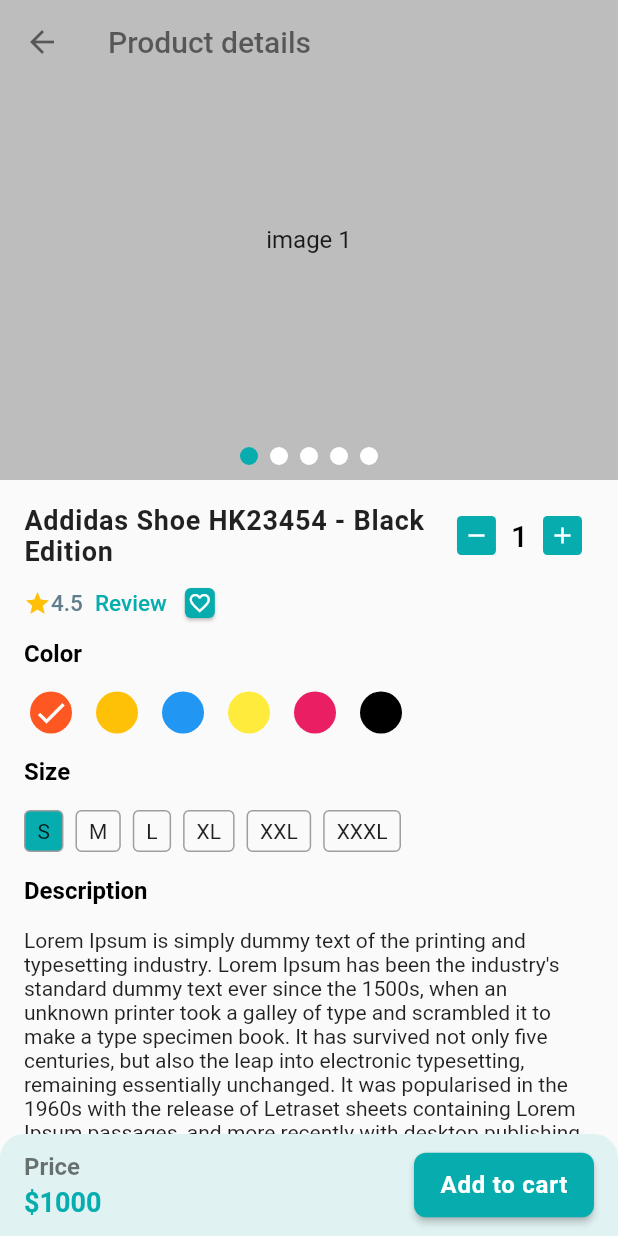
After one commit to RafatMeraz/ostad-flutter-batch-three, a Flutter app: the ProductDetailsScreen screen opened directly, on a phone screen of 412 x 824 dp. The commit adds this screen. Run offline on Flutter 3.47's test engine with Material 2 defaults, Android fonts, the phone set to English and light mode, and no system bars; drawn by our look-alikes of carousel_slider; our stand-ins replace flutter_svg, get, location, pin_code_fields; statements that could not run were skipped.

Commit message:
product details ui has been added

```diff
--- /dev/null
+++ b/ecommerce/lib/presentation/ui/screens/product_details_screen.dart
@@ -0,0 +1,259 @@
+import 'package:ecommerce/presentation/ui/utility/app_colors.dart';
+import 'package:ecommerce/presentation/ui/widgets/custom_stepper.dart';
+import 'package:ecommerce/presentation/ui/widgets/home/product_image_slider.dart';
+import 'package:flutter/material.dart';
+
+class ProductDetailsScreen extends StatefulWidget {
+  const ProductDetailsScreen({super.key});
+
+  @override
+  State<ProductDetailsScreen> createState() => _ProductDetailsScreenState();
+}
+
+class _ProductDetailsScreenState extends State<ProductDetailsScreen> {
+
+  List<Color> colors = [
+    Colors.deepOrange,
+    Colors.amber,
+    Colors.blue,
+    Colors.yellow,
+    Colors.pink,
+    Colors.black,
+  ];
+
+  List<String> sizes = [
+    'S',
+    'M',
+    'L',
+    'XL',
+    'XXL',
+    'XXXL'
+  ];
+
+  int _selectedColorIndex = 0;
+  int _selectedSizeIndex = 0;
+
+  @override
+  Widget build(BuildContext context) {
+    return Scaffold(
+      body: SafeArea(
+        child: Column(
+          children: [
+            Expanded(
+              child: SingleChildScrollView(
+                child: Column(
+                  children: [
+                    Stack(
+                      children: [
+                        const ProductImageSlider(),
+                        AppBar(
+                          leading: const BackButton(
+                            color: Colors.black54,
+                          ),
+                          title: const Text('Product details', style: TextStyle(
+                            color: Colors.black54
+                          ),),
+                          backgroundColor: Colors.transparent,
+                          elevation: 0,
+                        ),
+                      ],
+                    ),
+                    Padding(
+                      padding: const EdgeInsets.all(16),
+                      child: Column(
+                        crossAxisAlignment: CrossAxisAlignment.start,
+                        children: [
+                          Row(
+                            children: [
+                              const Expanded(child: Text('Addidas Shoe HK23454 - Black Edition', style: TextStyle(
+                                fontSize: 18,
+                                fontWeight: FontWeight.w700,
+                                letterSpacing: 0.5
+                              ),)),
+                              CustomStepper(
+                                  lowerLimit: 1,
+                                  upperLimit: 10,
+                                  stepValue: 1,
+                                  value: 1,
+                                  onChange: (newValue) {
+                                    print(newValue);
+                                  })
+                            ],
+                          ),
+                          Row(
+                            children: [
+                              const Wrap(
+                                crossAxisAlignment: WrapCrossAlignment.center,
+                                children: [
+                                  Icon(
+                                    Icons.star,
+                                    size: 18,
+                                    color: Colors.amber,
+                                  ),
+                                  Text(
+                                    '4.5',
+                                    style: TextStyle(
+                                        overflow: TextOverflow.ellipsis,
+                                        fontSize: 15,
+                                        fontWeight: FontWeight.w500,
+                                        color: Colors.blueGrey),
+                                  ),
+                                ],
+                              ),
+                              TextButton(
+                                onPressed: () {  },
+                                child: const Text(
+                                  'Review',
+                                  style: TextStyle(
+                                      fontSize: 15,
+                                      color: AppColors.primaryColor,
+                                      fontWeight: FontWeight.w500),
+                                ),
+                              ),
+                              const Card(
+                                color: AppColors.primaryColor,
+                                child: Padding(
+                                  padding: EdgeInsets.all(2.0),
+                                  child: Icon(
+                                    Icons.favorite_border,
+                                    size: 16,
+                                    color: Colors.white,
+                                  ),
+                                ),
+                              )
+                            ],
+                          ),
+                          const Text('Color', style: TextStyle(
+                            fontSize: 16,
+                            color: Colors.black,
+                            fontWeight: FontWeight.w700
+                          ),),
+                          const SizedBox(height: 16,),
+                          SizedBox(
+                            height: 28,
+                            child: ListView.separated(
+                              scrollDirection: Axis.horizontal,
+                                itemCount: colors.length,
+                                itemBuilder: (context, index) {
+                              return InkWell(
+                                borderRadius: BorderRadius.circular(20),
+                                onTap: () {
+                                  _selectedColorIndex = index;
+                                  if (mounted) {
+                                    setState(() {});
+                                  }
+                                },
+                                child: CircleAvatar(
+                                  radius: 18,
+                                  backgroundColor: colors[index],
+                                      child: _selectedColorIndex == index
+                                          ? const Icon(
+                                              Icons.done,
+                                              color: Colors.white,
+                                            )
+                                          : null,
+                                    ),
+                              );
+                            }, separatorBuilder: (BuildContext context, int index) {
+                                return const SizedBox(width: 8,);
+                            },),
+                          ),
+                          const SizedBox(height: 16,),
+                          const Text('Size', style: TextStyle(
+                            fontSize: 16,
+                            color: Colors.black,
+                            fontWeight: FontWeight.w700
+                          ),),
+                          const SizedBox(height: 16,),
+                          SizedBox(
+                            height: 28,
+                            child: ListView.separated(
+                              scrollDirection: Axis.horizontal,
+                              itemCount: sizes.length,
+                              itemBuilder: (context, index) {
+                                return InkWell(
+                                  borderRadius: BorderRadius.circular(4),
+                                  onTap: () {
+                                    _selectedSizeIndex = index;
+                                    if (mounted) {
+                                      setState(() {});
+                                    }
+                                  },
+                                  child: Container(
+                                    padding: const EdgeInsets.symmetric(horizontal: 8),
+                                    decoration: BoxDecoration(
+                                        border: Border.all(color: Colors.grey),
+                                        borderRadius: BorderRadius.circular(4),
+                                      color: _selectedSizeIndex == index ? AppColors.primaryColor : null
+                                    ),
+                                    alignment: Alignment.center,
+                                    child: Text(sizes[index]),
+                                  ),
+                                );
+                              },
+                              separatorBuilder: (BuildContext context, int index) {
+                                return const SizedBox(
+                                  width: 8,
+                                );
+                              },
+                            ),
+                          ),
+                          const SizedBox(height: 16,),
+                          const Text('Description', style: TextStyle(
+                              fontSize: 16,
+                              color: Colors.black,
+                              fontWeight: FontWeight.w700
+                          ),),
+                          const SizedBox(height: 16,),
+                          const Text(
+                            '''Lorem Ipsum is simply dummy text of the printing and typesetting industry. Lorem Ipsum has been the industry's standard dummy text ever since the 1500s, when an unknown printer took a galley of type and scrambled it to make a type specimen book. It has survived not only five centuries, but also the leap into electronic typesetting, remaining essentially unchanged. It was popularised in the 1960s with the release of Letraset sheets containing Lorem Ipsum passages, and more recently with desktop publishing software like Aldus PageMaker including versions of Lorem Ipsum.
+                            '''
+                          ),
+
+                        ],
+                      ),
+                    ),
+                  ],
+                ),
+              ),
+            ),
+            Container(
+              padding: const EdgeInsets.symmetric(horizontal: 16, vertical: 10),
+              decoration: BoxDecoration(
+                color: AppColors.primaryColor.withOpacity(0.1),
+                borderRadius: const BorderRadius.only(
+                  topLeft: Radius.circular(16),
+                  topRight: Radius.circular(16),
+                )
+              ),
+              child: Row(
+                mainAxisAlignment: MainAxisAlignment.spaceBetween,
+                children: [
+                  const Column(
+                    crossAxisAlignment: CrossAxisAlignment.start,
+                    children: [
+                      Text('Price', style: TextStyle(
+                        fontWeight: FontWeight.w600,
+                        fontSize: 16,
+                        color: Colors.black54
+                      ),),
+                      SizedBox(height: 4,),
+                      Text('\$1000', style: TextStyle(
+                          fontWeight: FontWeight.w600,
+                          fontSize: 18,
+                          color: AppColors.primaryColor
+                      ),),
+                    ],
+                  ),
+                  SizedBox(
+                      width: 120,
+                      child: ElevatedButton(onPressed: () {}, child: const Text('Add to cart'),),)
+                ],
+              ),
+            ),
+          ],
+        ),
+      ),
+    );
+  }
+}
--- /dev/null
+++ b/ecommerce/lib/presentation/ui/widgets/custom_stepper.dart
@@ -0,0 +1,93 @@
+import 'package:ecommerce/presentation/ui/utility/app_colors.dart';
+import 'package:flutter/material.dart';
+
+@immutable
+class CustomStepper extends StatefulWidget {
+  CustomStepper({
+    super.key,
+    required this.lowerLimit,
+    required this.upperLimit,
+    required this.stepValue,
+    required this.value,
+    required this.onChange,
+  });
+
+  final int lowerLimit;
+  final int upperLimit;
+  final int stepValue;
+  int value;
+  final Function(int) onChange;
+
+  @override
+  _CustomStepperState createState() => _CustomStepperState();
+}
+
+class _CustomStepperState extends State<CustomStepper> {
+  @override
+  Widget build(BuildContext context) {
+    return Container(
+      padding: const EdgeInsets.symmetric(horizontal: 8, vertical: 6),
+      decoration: BoxDecoration(
+          borderRadius: BorderRadius.circular(50)),
+      child: Row(
+        mainAxisAlignment: MainAxisAlignment.center,
+        children: [
+          InkWell(
+            borderRadius: BorderRadius.circular(30),
+            child: Container(
+              padding: const EdgeInsets.all(4),
+              decoration: BoxDecoration(
+                color: AppColors.primaryColor,
+                borderRadius: BorderRadius.circular(3)
+              ),
+              child: const Icon(
+                Icons.remove,
+                color: Colors.white,
+                size: 18,
+              ),
+            ),
+            onTap: () {
+              widget.value = widget.value == widget.lowerLimit
+                  ? widget.lowerLimit
+                  : widget.value -= widget.stepValue;
+              widget.onChange(widget.value);
+              setState(() {});
+            },
+          ),
+          Padding(
+            padding: const EdgeInsets.symmetric(horizontal: 10),
+            child: Text(
+              '${widget.value}',
+              style: Theme.of(context).textTheme.titleLarge?.copyWith(
+                color: Colors.black,
+              ),
+              textAlign: TextAlign.center,
+            ),
+          ),
+          InkWell(
+            borderRadius: BorderRadius.circular(30),
+            child: Container(
+              padding: const EdgeInsets.all(4),
+              decoration: BoxDecoration(
+                  color: AppColors.primaryColor,
+                  borderRadius: BorderRadius.circular(3)
+              ),
+              child: const Icon(
+                Icons.add,
+                color: Colors.white,
+                size: 18,
+              ),
+            ),
+            onTap: () {
+              widget.value = widget.value == widget.upperLimit
+                  ? widget.upperLimit
+                  : widget.value += widget.stepValue;
+              widget.onChange(widget.value);
+              setState(() {});
+            },
+          ),
+        ],
+      ),
+    );
+  }
+}
--- /dev/null
+++ b/ecommerce/lib/presentation/ui/widgets/home/product_image_slider.dart
@@ -0,0 +1,72 @@
+import 'package:carousel_slider/carousel_slider.dart';
+import 'package:ecommerce/presentation/ui/utility/app_colors.dart';
+import 'package:flutter/material.dart';
+
+class ProductImageSlider extends StatefulWidget {
+  const ProductImageSlider({super.key});
+
+  @override
+  State<ProductImageSlider> createState() => _ProductImageSliderState();
+}
+
+class _ProductImageSliderState extends State<ProductImageSlider> {
+  final ValueNotifier<int> _selectedSlider = ValueNotifier(0);
+
+  @override
+  Widget build(BuildContext context) {
+    return Stack(
+      children: [
+        CarouselSlider(
+          options: CarouselOptions(
+              height: 320.0,
+              autoPlay: false,
+              autoPlayInterval: const Duration(seconds: 3),
+              viewportFraction: 1,
+              onPageChanged: (int page, _) {
+                _selectedSlider.value = page;
+              }),
+          items: [1, 2, 3, 4, 5].map((i) {
+            return Builder(
+              builder: (BuildContext context) {
+                return Container(
+                    width: MediaQuery.of(context).size.width,
+                    decoration: BoxDecoration(color: Colors.grey.shade400),
+                    alignment: Alignment.center,
+                    child: Text(
+                      'image $i',
+                      style: const TextStyle(fontSize: 16.0),
+                    ));
+              },
+            );
+          }).toList(),
+        ),
+        Positioned(
+          bottom: 10,
+          left: 0,
+          right: 0,
+          child: ValueListenableBuilder(
+            valueListenable: _selectedSlider,
+            builder: (context, value, _) {
+              List<Widget> list = [];
+              for (int i = 0; i < 5; i++) {
+                list.add(Container(
+                  width: 12,
+                  height: 12,
+                  margin: const EdgeInsets.symmetric(horizontal: 4),
+                  decoration: BoxDecoration(
+                      borderRadius: BorderRadius.circular(10),
+                      color: value == i ? AppColors.primaryColor : Colors.white,
+                  ),
+                ));
+              }
+              return Row(
+                mainAxisAlignment: MainAxisAlignment.center,
+                children: list,
+              );
+            },
+          ),
+        )
+      ],
+    );
+  }
+}
--- a/ecommerce/lib/presentation/ui/widgets/product_card.dart
+++ b/ecommerce/lib/presentation/ui/widgets/product_card.dart
@@ -1,6 +1,8 @@
+import 'package:ecommerce/presentation/ui/screens/product_details_screen.dart';
 import 'package:ecommerce/presentation/ui/utility/app_colors.dart';
 import 'package:ecommerce/presentation/ui/utility/image_assets.dart';
 import 'package:flutter/material.dart';
+import 'package:get/get.dart';
 
 class ProductCard extends StatelessWidget {
   const ProductCard({
@@ -9,7 +11,12 @@ class ProductCard extends StatelessWidget {
 
   @override
   Widget build(BuildContext context) {
-    return Card(
+    return InkWell(
+      borderRadius: BorderRadius.circular(8),
+      onTap: () {
+        Get.to(const ProductDetailsScreen());
+      },
+      child: Card(
         shadowColor: AppColors.primaryColor.withOpacity(0.1),
         elevation: 4,
         shape: RoundedRectangleBorder(borderRadius: BorderRadius.circular(8)),
@@ -91,6 +98,7 @@ class ProductCard extends StatelessWidget {
             ],
           ),
         ),
+      ),
     );
   }
 }
```
Lines whose indentation alone changed are shown as unchanged.
